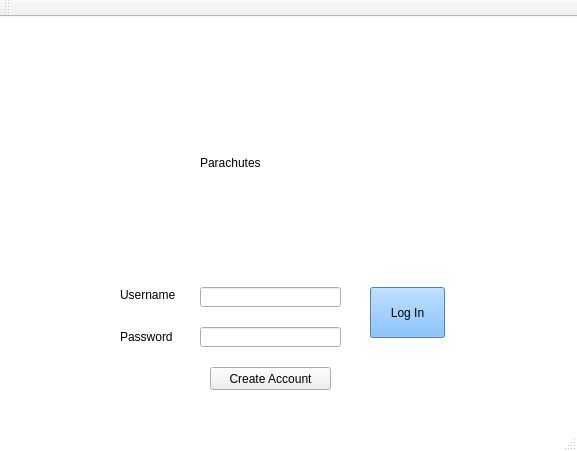
Above: A7-Parachutes/A7-Parachutes/mainwindow.ui from thePeterPan/CS3505-2016 before the change. Below: the same form after it.
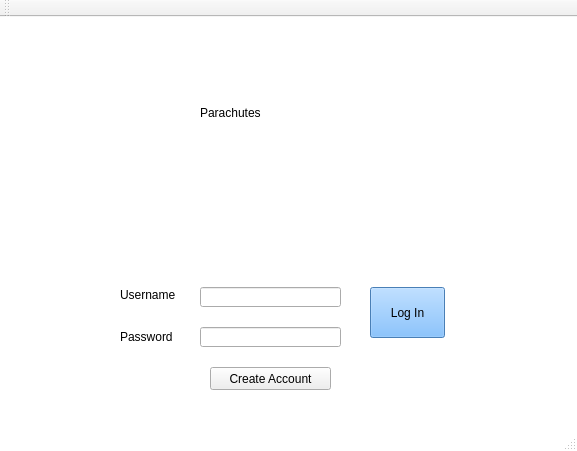
That is the form after the change. Icons and pictures are not drawn.

```diff
--- a/A7-Parachutes/A7-Parachutes/mainwindow.ui
+++ b/A7-Parachutes/A7-Parachutes/mainwindow.ui
@@ -29,7 +29,7 @@
     <property name="geometry">
      <rect>
       <x>160</x>
-      <y>40</y>
+      <y>0</y>
       <width>251</width>
       <height>201</height>
      </rect>
@@ -45,7 +45,7 @@
     <property name="geometry">
      <rect>
       <x>200</x>
-      <y>130</y>
+      <y>80</y>
       <width>171</width>
       <height>31</height>
      </rect>
```
Left out of the diff: 29 changed lines with no effect on the pictures.
